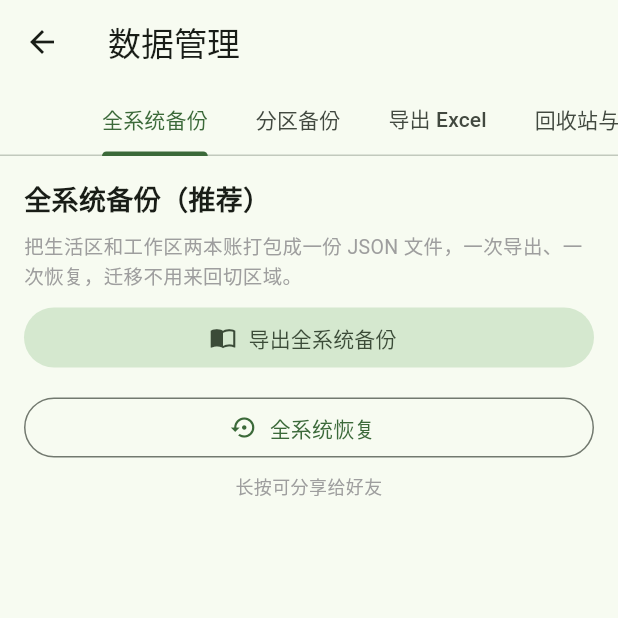
After one commit to SONGDD152/home_inventory, a Flutter app: the screen it shows after launch, in the side drawer, after a tap on "数据管理", on a phone screen of 412 x 824 dp, the top half of it. The commit adds this screen. Run offline on Flutter 3.47's test engine with Material 3 defaults, Android fonts, the phone set to English and light mode, and no system bars; our stand-ins replace file_picker, share_plus, sqflite; missing offline and left inert: excel, lunar; accounts and stored records are empty.

Commit message:
V4.2.2(+35): 数据管理页签——抽屉『数据备份与恢复』收拢为『数据管理』四签(全系统备份推荐/分区备份/导出Excel/回收站与清理)；BackupPageBody 抽出共用、BackupPage 类保留路由兼容；导出/回收站只做入口跳转；返回兜底刷新；误装指路文案校准；v57 专项 5 条；691/691

```diff
--- a/lib/domain/full_system_backup.dart
+++ b/lib/domain/full_system_backup.dart
@@ -89,7 +89,8 @@ class FullSystemBackup {
       throw ArgumentError.value(
         data['kind'],
         'kind',
-        '这是分区备份（单个区域的文件），请到对应区域的「数据备份与恢复」页恢复',
+        '这是分区备份（单个区域的文件），'
+        '请到对应区域的「数据管理 → 分区备份」页签恢复',
       );
     }
     // ③ domains 映射。
--- /dev/null
+++ b/lib/ui/data_management_page.dart
@@ -0,0 +1,220 @@
+// ignore_for_file: deprecated_member_use
+// Flutter 3.50 将 material.dart 标记为 deprecated，Material 组件本版本仍可用。
+import 'package:flutter/material.dart';
+
+import '../data/backup_gateway.dart';
+import '../data/domain.dart';
+import '../data/inventory_repository.dart';
+import '../domain/full_system_backup.dart';
+import 'backup_page.dart';
+import 'full_system_backup_panel.dart';
+import 'item_list_page.dart';
+import 'trash_page.dart';
+
+/// V4.2.2（+35）：数据管理页签（PM 拍板边界）。
+///
+/// 把抽屉里「数据备份与恢复」单页收拢升级为数据管理页签，承载
+/// 备份/恢复/导出/清理四类数据操作。分块口径（PM 2026-11-28 拍板）：
+///
+/// 1. **全系统备份（推荐）**——+34 的全系统区原样搬入
+///    （[FullSystemBackupPanel]，行为一字不改：导出/恢复一份 JSON、
+///    逐域分行提示、误装互拒指路、校验前置不半截落库）；
+/// 2. **分区备份**——原 BackupPage 分区主体（[BackupPageBody]
+///    fullSystem=null 形态）原样搬入，老单域备份文件兼容；
+/// 3. **导出 Excel**——只做入口跳转（物品明细页底部导出按钮），
+///    **不重写取数逻辑**（物品明细+回收站双表+废弃流水链路原样）；
+/// 4. **回收站与清理**——只做入口跳转（[TrashPage]），
+///    恢复/彻底删除/全部清空逻辑原样。
+///
+/// 红线（PM 拍板）：不建知识域表、不改备份 JSON 格式、
+/// 不新增 SharedPreferences 落盘、不虚增范围。
+class DataManagementPage extends StatefulWidget {
+  const DataManagementPage({
+    super.key,
+    required this.repository,
+    this.gateway,
+    this.domain = InventoryDomain.life,
+    this.onRestored,
+    this.fullSystem,
+  });
+
+  final InventoryRepository repository;
+
+  /// 当前域：分区备份/恢复的对象、Excel 导出入口指向的明细页归属。
+  final InventoryDomain domain;
+
+  /// 备份交互网关；生产默认系统实现，测试注入假网关。
+  final BackupGateway? gateway;
+
+  /// 恢复成功后的回调（V4.1.7 铁律：恢复=清空重灌，首页必须刷新）。
+  final Future<void> Function()? onRestored;
+
+  /// V4.2.1（+34）：全系统备份服务；null = 全系统页签显示提示
+  /// （单测注入单域仓储时的行为，与 BackupPage 同口径）。
+  final FullSystemBackup? fullSystem;
+
+  @override
+  State<DataManagementPage> createState() => _DataManagementPageState();
+}
+
+class _DataManagementPageState extends State<DataManagementPage>
+    with TickerProviderStateMixin {
+  late final TabController _tab = TabController(length: 4, vsync: this);
+
+  @override
+  void dispose() {
+    _tab.dispose();
+    super.dispose();
+  }
+
+  Future<void> _openItemList() async {
+    await Navigator.of(context).push(
+      MaterialPageRoute<void>(
+        builder: (context) => ItemListPage(
+          repository: widget.repository,
+          domain: widget.domain,
+          gateway: widget.gateway,
+        ),
+      ),
+    );
+    // 导出不改库，返回无需刷新。
+  }
+
+  Future<void> _openTrash() async {
+    await Navigator.of(context).push(
+      MaterialPageRoute<void>(
+        builder: (context) => TrashPage(repository: widget.repository),
+      ),
+    );
+    // 回收站内恢复/彻底删除/全部清空都会改库——返回数据管理页签
+    // 本身无列表态，兜底刷新由首页（抽屉入口 push 后 await）负责，
+    // 这里不重复实现（与 ItemListPage._openTrash 同款思路）。
+  }
+
+  @override
+  Widget build(BuildContext context) {
+    final fullSystem = widget.fullSystem;
+    return Scaffold(
+      appBar: AppBar(
+        title: const Text('数据管理'),
+        bottom: TabBar(
+          controller: _tab,
+          isScrollable: true,
+          tabs: const <Tab>[
+            Tab(text: '全系统备份'),
+            Tab(text: '分区备份'),
+            Tab(text: '导出 Excel'),
+            Tab(text: '回收站与清理'),
+          ],
+        ),
+      ),
+      body: TabBarView(
+        controller: _tab,
+        children: <Widget>[
+          // ---- 签①：全系统备份（推荐）——+34 区块原样搬入 ----
+          if (fullSystem != null)
+            SingleChildScrollView(
+              key: const Key('data_mgmt_tab_full_system'),
+              padding: const EdgeInsets.all(16),
+              child: Column(
+                crossAxisAlignment: CrossAxisAlignment.stretch,
+                children: <Widget>[
+                  const Text('全系统备份（推荐）',
+                      style: TextStyle(
+                          fontSize: 18, fontWeight: FontWeight.bold)),
+                  const SizedBox(height: 8),
+                  const Text(
+                    '把生活区和工作区两本账打包成一份 JSON 文件，'
+                    '一次导出、一次恢复，迁移不用来回切区域。',
+                    style: TextStyle(fontSize: 13, color: Colors.grey),
+                  ),
+                  const SizedBox(height: 8),
+                  FullSystemBackupPanel(
+                    service: fullSystem,
+                    gateway: widget.gateway,
+                    onRestored: widget.onRestored,
+                  ),
+                ],
+              ),
+            )
+          else
+            Center(
+              key: const Key('data_mgmt_tab_full_system'),
+              child: Padding(
+                padding: const EdgeInsets.all(24),
+                child: Text(
+                  '当前未提供全系统备份（需生活区+工作区双域一起启用）。\n'
+                  '分区备份请切到「分区备份」页签。',
+                  textAlign: TextAlign.center,
+                  style: const TextStyle(fontSize: 13, color: Colors.grey),
+                ),
+              ),
+            ),
+          // ---- 签②：分区备份——原 BackupPage 分区主体原样搬入 ----
+          BackupPageBody(
+            key: const Key('data_mgmt_tab_domain_backup'),
+            repository: widget.repository,
+            gateway: widget.gateway,
+            domain: widget.domain,
+            onRestored: widget.onRestored,
+            // 分区页签只承载分区备份；全系统在签①（原页签结构拆分）。
+            fullSystem: null,
+          ),
+          // ---- 签③：导出 Excel——入口跳转，不重写逻辑 ----
+          SingleChildScrollView(
+            key: const Key('data_mgmt_tab_excel'),
+            padding: const EdgeInsets.all(16),
+            child: Column(
+              crossAxisAlignment: CrossAxisAlignment.stretch,
+              children: <Widget>[
+                const Text('导出 Excel',
+                    style: TextStyle(
+                        fontSize: 18, fontWeight: FontWeight.bold)),
+                const SizedBox(height: 8),
+                const Text(
+                  '导出物品明细 + 回收站双表 Excel（含废弃流水与借出明细）。'
+                  '点击下方按钮打开物品明细页，用底部「导出Excel」按钮'
+                  '保存到手机；长按导出按钮可分享给好友。',
+                  style: TextStyle(fontSize: 13, color: Colors.grey),
+                ),
+                const SizedBox(height: 16),
+                FilledButton.tonalIcon(
+                  key: const Key('data_mgmt_open_items'),
+                  onPressed: _openItemList,
+                  icon: const Icon(Icons.list_alt),
+                  label: const Text('打开物品明细页导出'),
+                ),
+              ],
+            ),
+          ),
+          // ---- 签④：回收站与清理——入口跳转，不重写逻辑 ----
+          SingleChildScrollView(
+            key: const Key('data_mgmt_tab_trash'),
+            padding: const EdgeInsets.all(16),
+            child: Column(
+              crossAxisAlignment: CrossAxisAlignment.stretch,
+              children: <Widget>[
+                const Text('回收站与清理',
+                    style: TextStyle(
+                        fontSize: 18, fontWeight: FontWeight.bold)),
+                const SizedBox(height: 8),
+                const Text(
+                  '删除的物品与借出记录都在回收站留底，可恢复或彻底删除；'
+                  '「全部清空」会物理清除回收站全部条目（二次确认，不可恢复）。',
+                  style: TextStyle(fontSize: 13, color: Colors.grey),
+                ),
+                const SizedBox(height: 16),
+                FilledButton.tonalIcon(
+                  key: const Key('data_mgmt_open_trash'),
+                  onPressed: _openTrash,
+                  icon: const Icon(Icons.delete_outline),
+                  label: const Text('打开回收站'),
+                ),
+              ],
+            ),
+          ),
+        ],
+      ),
+    );
+  }
+}
--- a/lib/ui/home_page.dart
+++ b/lib/ui/home_page.dart
@@ -18,8 +18,8 @@ import '../domain/reminder_editor.dart';
 import '../domain/reminder_source.dart';
 import '../domain/reminder_sources.dart';
 import '../domain/todo_state_writer.dart';
-import 'backup_page.dart';
 import 'calibration_page.dart';
+import 'data_management_page.dart';
 import 'daily_report_page.dart';
 import 'home_module.dart';
 import 'item_list_page.dart';
@@ -2108,14 +2108,20 @@ class _HomePageState extends State<HomePage> {
                   _push(ItemListPage(repository: _execRepo, domain: _domain));
                 },
               ),
+              // V4.2.2（+35）：抽屉入口收拢升级——「数据备份与恢复」单页
+              // 变「数据管理」页签（全系统备份/分区备份/导出 Excel/
+              // 回收站与清理四块）。旧 BackupPage 类保留为子页，
+              // key `drawer_backup` 不变（选中态/旧断言语义不受影响）。
               ListTile(
                 key: const Key('drawer_backup'),
                 leading: const Icon(Icons.backup_outlined),
-                title: const Text('数据备份与恢复'),
-                subtitle: const Text('导出 JSON / 从文件恢复'),
-                onTap: () {
+                title: const Text('数据管理'),
+                subtitle: const Text('备份恢复 / 导出 Excel / 回收站'),
+                onTap: () async {
                   Navigator.of(context).pop();
-                  _push(BackupPage(
+                  await Navigator.of(context).push(
+                    MaterialPageRoute<void>(
+                      builder: (_) => DataManagementPage(
                         repository: _execRepo,
                         domain: _domain,
                         // V4.1.7（演练打回）：恢复=清空重灌整本账，首页内存态
@@ -2125,8 +2131,15 @@ class _HomePageState extends State<HomePage> {
                         // 只在多域模式提供；单测注入单仓储时不显示全系统区。
                         fullSystem: widget.hub == null
                             ? null
-                        : FullSystemBackup(repositories: _storageRepositories()),
-                  ));
+                            : FullSystemBackup(
+                                repositories: _storageRepositories()),
+                      ),
+                    ),
+                  );
+                  // V4.2.2（+35）兜底刷新：页签内回收站恢复/彻底删除/
+                  // 全部清空都改了库；恢复本身有 onRestored 即时回调，
+                  // 返回后再刷一次是幂等兜底（V4.1.7 同款链路）。
+                  await _onBackupRestored();
                 },
               ),
               // V3.7：借出管理（元宝决策③A，排最后；不动五模块底栏）。
--- a/pubspec.yaml
+++ b/pubspec.yaml
@@ -1,7 +1,7 @@
 name: home_inventory
 description: 小本本 APP 第一阶段数据层：物品位置的本地持久化。不含语音与界面。
 publish_to: none
-version: 4.2.1+34
+version: 4.2.2+35
 
 environment:
   sdk: ">=3.4.0 <4.0.0"
```
Also changed, not shown: lib/ui/backup_page.dart (+53 -9 lines), 6 other files. Lines whose indentation alone changed are shown as unchanged.
